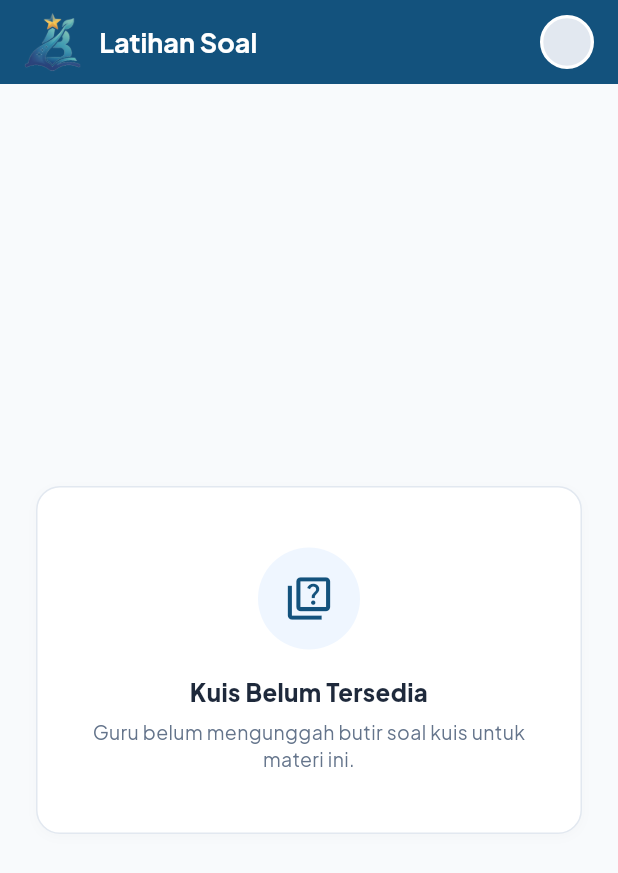
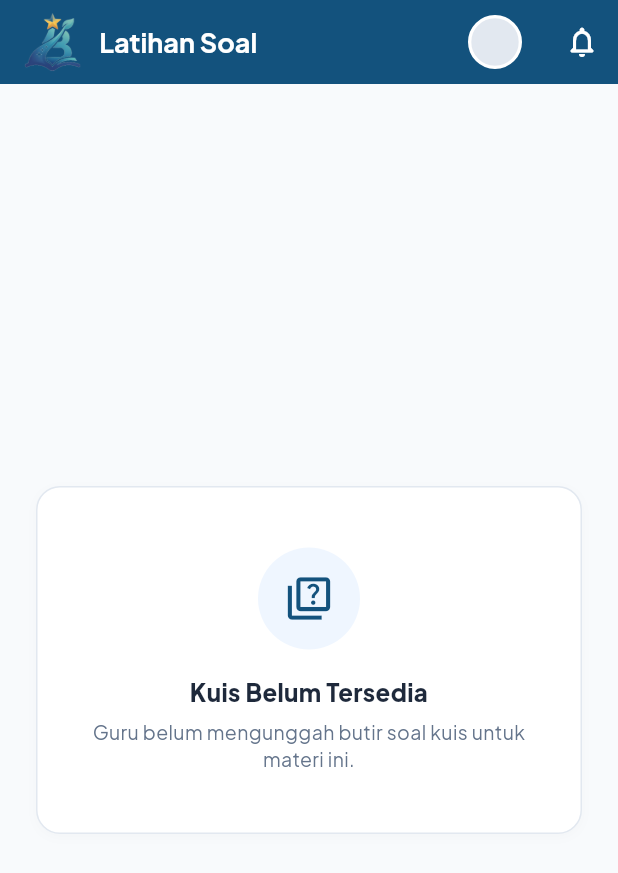
Before and after one commit to MughniIanAkmal/Binaro, a Flutter app: the KuisPage screen opened directly, on a phone screen of 412 x 824 dp. Shown: the top 873 px of the screen. Run offline on Flutter 3.47's test engine with Material 3 defaults, Android fonts, the phone set to English and light mode, and no system bars; our stand-ins replace qr_flutter, shared_preferences, webview_flutter_platform_interface, youtube_player_flutter; missing offline and left inert: syncfusion_flutter_pdfviewer, webview_flutter_android; accounts and stored records are empty; network calls fail.

Commit message:
Penambahan Lonceng Notifikasi PR di Header Aplikasi

```diff
--- a/mobile/lib/widgets/common.dart
+++ b/mobile/lib/widgets/common.dart
@@ -1,5 +1,6 @@
 import 'package:flutter/material.dart';
 import '../utils/constants.dart';
+import 'lonceng_notifikasi.dart';
 
 /// App bar baku Binaro: logo resmi Binaro + judul halaman.
 /// Satu-satunya app bar untuk halaman tab utama (Beranda, Ujian, Pembelajaran,
@@ -56,7 +57,7 @@ class BinaroAppBar extends StatelessWidget implements PreferredSizeWidget {
           ),
         ],
       ),
-      actions: actions,
+      actions: [...actions, const LoncengNotifikasi()],
     );
   }
 }
--- /dev/null
+++ b/mobile/lib/widgets/lonceng_notifikasi.dart
@@ -0,0 +1,99 @@
+import 'dart:convert';
+
+import 'package:flutter/material.dart';
+
+import '../utils/api_client.dart';
+import '../utils/constants.dart';
+import '../utils/session.dart';
+import 'notifikasi_panel.dart';
+
+/// Tombol lonceng di header aplikasi: menampilkan jumlah notifikasi PR
+/// yang belum dibaca, dan membuka panel notifikasi saat diketuk
+/// (tanpa pindah halaman).
+class LoncengNotifikasi extends StatefulWidget {
+  const LoncengNotifikasi({super.key});
+
+  @override
+  State<LoncengNotifikasi> createState() => _LoncengNotifikasiState();
+}
+
+class _LoncengNotifikasiState extends State<LoncengNotifikasi> {
+  int _belumDibaca = 0;
+
+  @override
+  void initState() {
+    super.initState();
+    _muatJumlah();
+  }
+
+  Future<void> _muatJumlah() async {
+    try {
+      final user = await AppSession.load();
+      final rawId = user?['id_siswa'] ?? AppConstants.defaultSiswaId;
+      final siswaId =
+          rawId is int ? rawId : int.tryParse('$rawId') ?? AppConstants.defaultSiswaId;
+
+      final response = await ApiClient.get('/siswa/notifikasi?id_siswa=$siswaId');
+      if (response.statusCode == 200) {
+        final result = jsonDecode(response.body);
+        if (result['success'] == true && mounted) {
+          setState(() {
+            _belumDibaca = (result['data']['belum_dibaca'] as num?)?.toInt() ?? 0;
+          });
+        }
+      }
+    } catch (_) {
+      // Lonceng tetap tampil tanpa badge bila server belum terjangkau.
+    }
+  }
+
+  Future<void> _bukaPanel() async {
+    await NotifikasiPanel.tampilkan(context);
+    // Panel menandai notifikasi sebagai dibaca saat dibuka; segarkan badge.
+    if (mounted) _muatJumlah();
+  }
+
+  @override
+  Widget build(BuildContext context) {
+    return Stack(
+      clipBehavior: Clip.none,
+      children: [
+        IconButton(
+          icon: Icon(
+            _belumDibaca > 0
+                ? Icons.notifications_rounded
+                : Icons.notifications_none_rounded,
+            color: Colors.white,
+            size: 24,
+          ),
+          onPressed: _bukaPanel,
+        ),
+        if (_belumDibaca > 0)
+          Positioned(
+            right: 5,
+            top: 5,
+            child: Container(
+              padding: const EdgeInsets.symmetric(horizontal: 4.5),
+              constraints: const BoxConstraints(minWidth: 17, minHeight: 17),
+              decoration: BoxDecoration(
+                color: AppColors.error,
+                borderRadius: BorderRadius.circular(999),
+                border: Border.all(color: AppColors.primary, width: 1.4),
+              ),
+              child: Center(
+                child: Text(
+                  _belumDibaca > 9 ? '9+' : '$_belumDibaca',
+                  style: const TextStyle(
+                    fontSize: 9.5,
+                    height: 1.1,
+                    fontWeight: FontWeight.w800,
+                    color: Colors.white,
+                  ),
+                ),
+              ),
+            ),
+          ),
+      ],
+    );
+  }
+}
```
Also changed, not shown: mobile/lib/widgets/notifikasi_panel.dart (added, +427 -0 lines).
